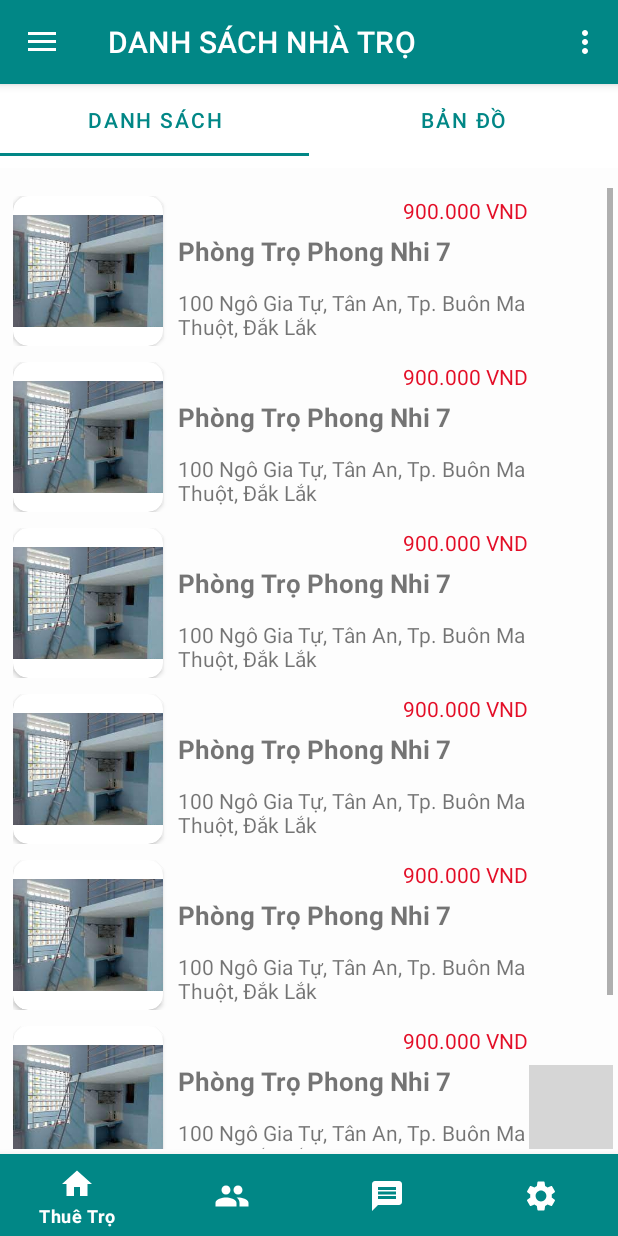
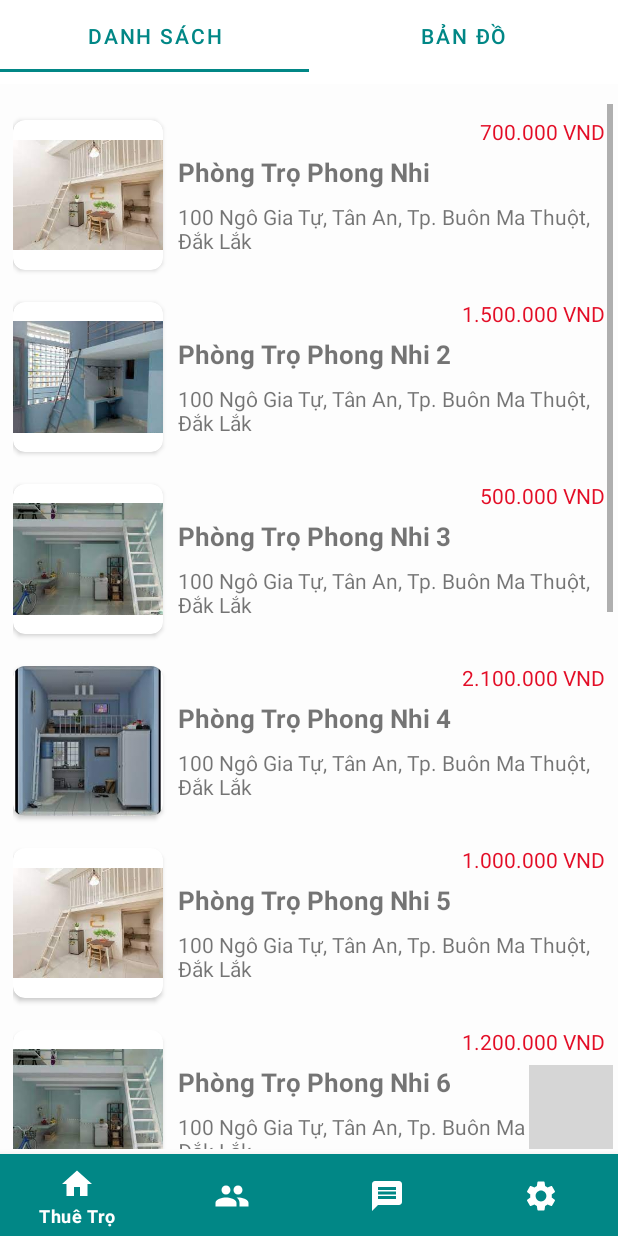
Before and after one commit to Lengochuy1302/DuAnTimKiemPhongTro, an Android app: the Tab_NhaTro_Fragment screen opened directly, with no data from a screen before it, on a phone screen of 412 x 824 dp. Run offline under Robolectric (Android 15) with nearby library versions, the phone set to English and light mode, and no system bars; our stand-ins replace Firebase (no records; nobody signed in at launch, a user with empty details on screens opened directly), Picasso; libraries missing offline, so code that uses them is left out: cn.pedant, com.github.clans.fab; plain views replace FloatingActionButton, FloatingActionMenu; 2 statements that could not run were skipped; grey boxes are pictures that could not be loaded.

Commit message:
upload thêm nhà trọ

```diff
--- a/app/src/main/java/com/example/duanaeth/FragmentLayout/NhaTro/Tab_NhaTro_Fragment.java
+++ b/app/src/main/java/com/example/duanaeth/FragmentLayout/NhaTro/Tab_NhaTro_Fragment.java
@@ -58,38 +58,68 @@ public class Tab_NhaTro_Fragment extends Fragment {
         itemmenu.put("giatien", "700.000 VND");
         itemmenu.put("diachi", "100 Ngô Gia Tự, Tân An, Tp. Buôn Ma Thuột, Đắk Lắk");
         dsmenu.add(itemmenu);
-
+        itemmenu= new HashMap<String, Object>();
         itemmenu.put("ten", "Phòng Trọ Phong Nhi 2");
         itemmenu.put("hinh", R.drawable.hinh4);
         itemmenu.put("giatien", "1.500.000 VND");
         itemmenu.put("diachi", "100 Ngô Gia Tự, Tân An, Tp. Buôn Ma Thuột, Đắk Lắk");
         dsmenu.add(itemmenu);
-
+        itemmenu= new HashMap<String, Object>();
         itemmenu.put("ten", "Phòng Trọ Phong Nhi 3");
         itemmenu.put("hinh", R.drawable.hinh2);
         itemmenu.put("giatien", "500.000 VND");
         itemmenu.put("diachi", "100 Ngô Gia Tự, Tân An, Tp. Buôn Ma Thuột, Đắk Lắk");
         dsmenu.add(itemmenu);
-
+        itemmenu= new HashMap<String, Object>();
         itemmenu.put("ten", "Phòng Trọ Phong Nhi 4");
         itemmenu.put("hinh", R.drawable.hinh3);
         itemmenu.put("giatien", "2.100.000 VND");
         itemmenu.put("diachi", "100 Ngô Gia Tự, Tân An, Tp. Buôn Ma Thuột, Đắk Lắk");
         dsmenu.add(itemmenu);
-
+        itemmenu= new HashMap<String, Object>();
         itemmenu.put("ten", "Phòng Trọ Phong Nhi 5");
         itemmenu.put("hinh", R.drawable.hinh1);
         itemmenu.put("giatien", "1.000.000 VND");
         itemmenu.put("diachi", "100 Ngô Gia Tự, Tân An, Tp. Buôn Ma Thuột, Đắk Lắk");
         dsmenu.add(itemmenu);
-
+        itemmenu= new HashMap<String, Object>();
         itemmenu.put("ten", "Phòng Trọ Phong Nhi 6");
         itemmenu.put("hinh", R.drawable.hinh2);
         itemmenu.put("giatien", "1.200.000 VND");
         itemmenu.put("diachi", "100 Ngô Gia Tự, Tân An, Tp. Buôn Ma Thuột, Đắk Lắk");
         dsmenu.add(itemmenu);
-
+        itemmenu= new HashMap<String, Object>();
         itemmenu.put("ten", "Phòng Trọ Phong Nhi 7");
+        itemmenu.put("hinh", R.drawable.hinh4);
+        itemmenu.put("giatien", "900.000 VND");
+        itemmenu.put("diachi", "100 Ngô Gia Tự, Tân An, Tp. Buôn Ma Thuột, Đắk Lắk");
+        dsmenu.add(itemmenu);
+        itemmenu= new HashMap<String, Object>();
+        itemmenu.put("ten", "Phòng Trọ Phong Nhi 8");
+        itemmenu.put("hinh", R.drawable.hinh2);
+        itemmenu.put("giatien", "900.000 VND");
+        itemmenu.put("diachi", "100 Ngô Gia Tự, Tân An, Tp. Buôn Ma Thuột, Đắk Lắk");
+        dsmenu.add(itemmenu);
+        itemmenu= new HashMap<String, Object>();
+        itemmenu.put("ten", "Phòng Trọ Phong Nhi 9");
+        itemmenu.put("hinh", R.drawable.hinh1);
+        itemmenu.put("giatien", "900.000 VND");
+        itemmenu.put("diachi", "100 Ngô Gia Tự, Tân An, Tp. Buôn Ma Thuột, Đắk Lắk");
+        dsmenu.add(itemmenu);
+        itemmenu= new HashMap<String, Object>();
+        itemmenu.put("ten", "Phòng Trọ Phong Nhi 10");
+        itemmenu.put("hinh", R.drawable.hinh3);
+        itemmenu.put("giatien", "900.000 VND");
+        itemmenu.put("diachi", "100 Ngô Gia Tự, Tân An, Tp. Buôn Ma Thuột, Đắk Lắk");
+        dsmenu.add(itemmenu);
+        itemmenu= new HashMap<String, Object>();
+        itemmenu.put("ten", "Phòng Trọ Phong Nhi 11");
+        itemmenu.put("hinh", R.drawable.hinh1);
+        itemmenu.put("giatien", "900.000 VND");
+        itemmenu.put("diachi", "100 Ngô Gia Tự, Tân An, Tp. Buôn Ma Thuột, Đắk Lắk");
+        dsmenu.add(itemmenu);
+        itemmenu= new HashMap<String, Object>();
+        itemmenu.put("ten", "Phòng Trọ Phong Nhi 12");
         itemmenu.put("hinh", R.drawable.hinh4);
         itemmenu.put("giatien", "900.000 VND");
         itemmenu.put("diachi", "100 Ngô Gia Tự, Tân An, Tp. Buôn Ma Thuột, Đắk Lắk");
@@ -100,9 +130,6 @@ public class Tab_NhaTro_Fragment extends Fragment {
         SimpleAdapter myadapter = new SimpleAdapter(getContext(), dsmenu, R.layout.itemsanpham, from, to);
         rcv.setAdapter(myadapter);
 
-
-
-
         return view;
     }
 }
--- a/app/src/main/java/com/example/duanaeth/TrangChu.java
+++ b/app/src/main/java/com/example/duanaeth/TrangChu.java
@@ -38,6 +38,8 @@ import com.google.firebase.database.DatabaseReference;
 import com.google.firebase.database.FirebaseDatabase;
 import com.squareup.picasso.Picasso;
 
+import cn.pedant.SweetAlert.SweetAlertDialog;
+
 public class TrangChu extends AppCompatActivity implements NavigationView.OnNavigationItemSelectedListener{
     public String linkRealTime;
     private DrawerLayout drawerLayout;
@@ -62,6 +64,9 @@ public class TrangChu extends AppCompatActivity implements NavigationView.OnNavi
         setContentView(R.layout.activity_trang_chu);
         //anh xạ
         anhxa();
+
+        //ẩn toolBar
+        getSupportActionBar().hide();
 
         toggle = new ActionBarDrawerToggle(this, drawerLayout, R.string.open, R.string.close);
         drawerLayout.addDrawerListener(toggle);
@@ -369,6 +374,32 @@ public class TrangChu extends AppCompatActivity implements NavigationView.OnNavi
         return true;
     }
 
+    @Override
+    public void onBackPressed() {
+        new SweetAlertDialog(TrangChu.this, SweetAlertDialog.NORMAL_TYPE)
+                .setTitleText("Thông báo")
+                .setContentText("Bạn thật sự muốn thoát? Hãy nhấn đồng ý để thoát!")
+                .setCancelText("Hủy")
+                .setConfirmText("Đồng ý")
+                .showCancelButton(true)
+                .setCancelClickListener(new SweetAlertDialog.OnSweetClickListener() {
+                    @Override
+                    public void onClick(SweetAlertDialog sDialog) {
+                        sDialog.cancel();
+                    }
+                })
+                .setConfirmClickListener(new SweetAlertDialog.OnSweetClickListener() {
+                    @Override
+                    public void onClick(SweetAlertDialog sDialog) {
+                        Intent homeIntent = new Intent(Intent.ACTION_MAIN);
+                        homeIntent.addCategory( Intent.CATEGORY_HOME );
+                        homeIntent.setFlags(Intent.FLAG_ACTIVITY_CLEAR_TOP);
+                        startActivity(homeIntent);
+                    }
+                })
+                .show();
+    }
+
 
     final private void anhxa() {
         //gọi đường dẫn firebase
--- a/app/src/main/res/layout/itemsanpham.xml
+++ b/app/src/main/res/layout/itemsanpham.xml
@@ -12,51 +12,57 @@
             android:id="@+id/cardView"
             android:layout_width="100dp"
             android:layout_height="100dp"
-            app:cardCornerRadius="10dp"
+            android:layout_marginBottom="5dp"
+            android:layout_marginTop="5dp"
+            app:cardCornerRadius="8dp"
             app:layout_constraintBottom_toBottomOf="parent"
             app:layout_constraintStart_toStartOf="parent"
             app:layout_constraintTop_toTopOf="parent">
                 <ImageView
                     android:id="@+id/hinhmenu"
-                    android:layout_width="wrap_content"
-                    android:layout_height="wrap_content" />
+                    android:layout_width="match_parent"
+                    android:layout_height="match_parent" />
         </androidx.cardview.widget.CardView>
 
-        <LinearLayout
+        <androidx.constraintlayout.widget.ConstraintLayout
             android:layout_width="match_parent"
             android:orientation="vertical"
             android:layout_marginStart="10dp"
             android:layout_height="match_parent">
+
                 <TextView
                     android:id="@+id/giatien"
                     android:layout_width="wrap_content"
                     android:layout_height="wrap_content"
+                    android:layout_marginTop="3dp"
                     android:text="TextView"
                     android:textColor="@color/red"
-                    android:layout_marginStart="150dp"
-                    android:layout_marginBottom="5dp"
-                    tools:layout_editor_absoluteX="227dp"
-                    tools:layout_editor_absoluteY="7dp" />
+                    app:layout_constraintEnd_toEndOf="parent"
+                    app:layout_constraintTop_toTopOf="parent" />
+
                 <TextView
                     android:id="@+id/tenmenu"
-                    android:layout_width="250dp"
-                    android:layout_marginBottom="5dp"
+                    android:layout_width="match_parent"
+                    android:layout_height="wrap_content"
+                    android:layout_marginTop="5dp"
+                    android:text="TextView"
+                    android:textSize="17dp"
                     android:textStyle="bold"
-                    android:textSize="17dp"
-                    android:layout_height="wrap_content"
-                    android:text="TextView" />
+                    app:layout_constraintEnd_toEndOf="parent"
+                    app:layout_constraintTop_toBottomOf="@+id/giatien" />
 
                 <TextView
                     android:id="@+id/diachi"
-                    android:layout_marginTop="7dp"
-                    android:layout_width="250dp"
+                    android:layout_width="match_parent"
                     android:layout_height="wrap_content"
+                    android:layout_marginTop="8dp"
                     android:text="TextView"
-                    tools:layout_editor_absoluteX="227dp"
-                    tools:layout_editor_absoluteY="7dp" />
+                    app:layout_constraintEnd_toEndOf="parent"
+                    app:layout_constraintStart_toStartOf="parent"
+                    app:layout_constraintTop_toBottomOf="@+id/tenmenu" />
 
 
-        </LinearLayout>
+        </androidx.constraintlayout.widget.ConstraintLayout>
 
 
 
```
Also changed, not shown: app/src/main/java/com/example/duanaeth/LayoutChucNang/ThemNhaTro.java (+83 -18 lines), app/src/main/res/layout/activity_them_nha_tro.xml (+14 -10 lines), app/src/main/res/drawable/az.png (added).
